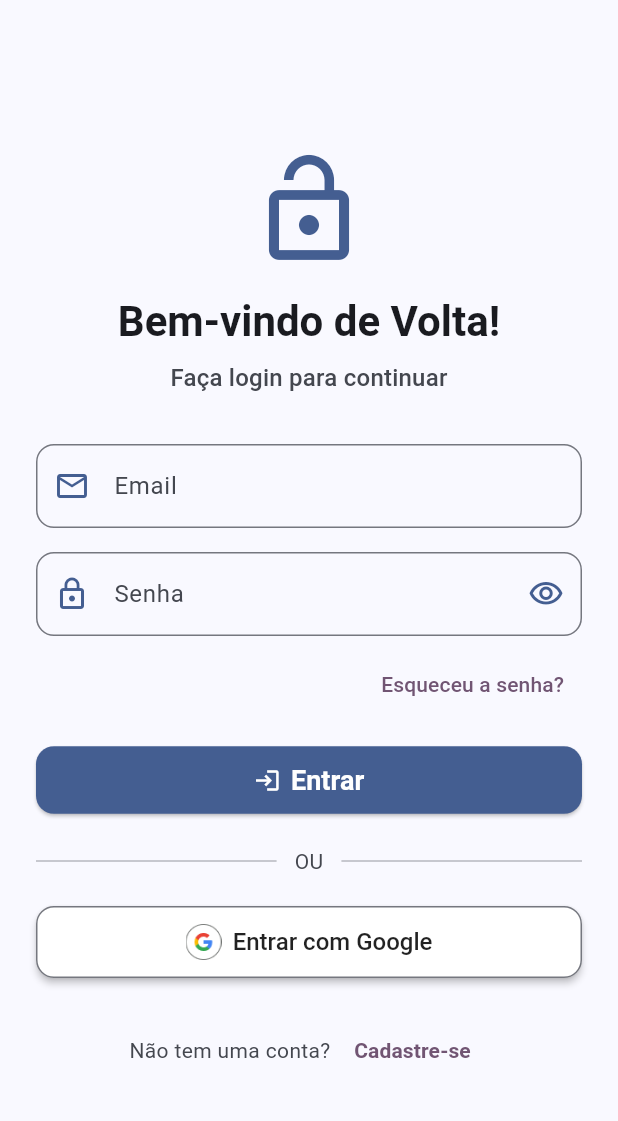
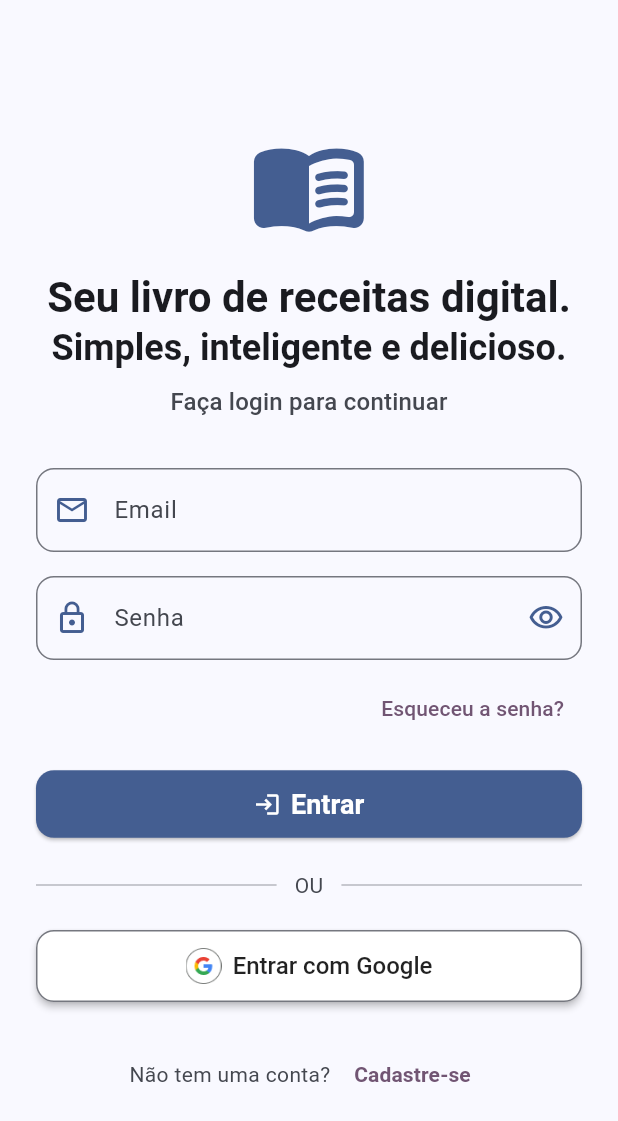
Before and after one commit to luisfelipealves/recipe_bot, a Flutter app: the screen it shows once a user with an empty profile is signed in, after a tap on the "logout" icon, on a phone screen of 412 x 824 dp. Shown: the top 1121 px of the screen. Run offline on Flutter 3.47's test engine with Material 3 defaults, Android fonts, the phone set to English and light mode, and no system bars; our stand-ins replace firebase_auth, firebase_core, google_sign_in; accounts and stored records are empty.

Commit message:
Refactor: Improve login screen UI and add import recipe screen
This commit introduces the following changes:

- **Login Screen:**
    - Updated the icon to `Icons.menu_book_rounded`.
    - Changed the welcome message to "Seu livro de receitas digital."
    - Added a subtitle: "Simples, inteligente e delicioso."

- **Home Screen:**
    - Renamed the app bar title to "Recipe Bot".
    - Added an "Importar Receita" button with an icon in the app bar, which navigates to the new `ImportRecipeScreen`.
    - Ensured action icons and text in the app bar use theme-appropriate colors.
    - Updated the main title to "Meu Livro de Receitas".
    - Removed user display name and email from the body.
    - Removed the floating action button for adding new recipes.

- **New Screen: Import Recipe Screen (`import_recipe_screen.dart`)**
    - Created a new screen for importing recipes.
    - Includes a basic layout with a title and placeholder text.
    - Added a static `routeName` for potential named navigation.

```diff
--- a/lib/screens/home_screen.dart
+++ b/lib/screens/home_screen.dart
@@ -1,37 +1,73 @@
+// lib/screens/home_screen.dart
 import 'package:flutter/material.dart';
 import 'package:firebase_auth/firebase_auth.dart';
-import '../services/auth_service.dart'; // Supondo que seu AuthService tenha o método signOut
-import 'login_screen.dart'; // Para redirecionar ao fazer logout
+import '../services/auth_service.dart';
+import 'login_screen.dart';
+import 'import_recipe_screen.dart';
 
 class HomeScreen extends StatelessWidget {
   const HomeScreen({super.key});
 
   Future<void> _signOut(BuildContext context) async {
     try {
-      await AuthService().signOut(); // Use sua instância de AuthService
+      await AuthService().signOut();
       Navigator.of(context).pushAndRemoveUntil(
         MaterialPageRoute(builder: (context) => const LoginScreen()),
-            (Route<dynamic> route) => false, // Remove todas as rotas anteriores
+            (Route<dynamic> route) => false,
       );
     } catch (e) {
       print("Erro ao fazer logout: $e");
-      // Opcional: Mostrar uma mensagem de erro para o usuário
       ScaffoldMessenger.of(context).showSnackBar(
         SnackBar(content: Text('Erro ao fazer logout: ${e.toString()}')),
       );
     }
   }
 
+  void _navigateToImportRecipeScreen(BuildContext context) {
+    Navigator.of(context).push(
+      MaterialPageRoute(builder: (context) => const ImportRecipeScreen()),
+    );
+    // Ou, se estiver usando rotas nomeadas:
+    // Navigator.of(context).pushNamed(ImportRecipeScreen.routeName);
+  }
+
   @override
   Widget build(BuildContext context) {
     final User? user = FirebaseAuth.instance.currentUser;
+    final ThemeData theme = Theme.of(context);
+    final Color? iconColor = theme.appBarTheme.actionsIconTheme
+        ?.color ??
+        theme.appBarTheme.iconTheme?.color ??
+        theme.primaryIconTheme.color;
+
+    final Color? textColor = theme.textTheme.labelLarge?.color?.withOpacity(1.0) ?? iconColor;
 
     return Scaffold(
       appBar: AppBar(
-        title: const Text('Minhas Receitas'),
+        title: const Text('Recipe Bot'),
         actions: [
+          TextButton.icon(
+            icon: Icon(
+              Icons.add_circle_outline,
+              color: iconColor,
+            ),
+            label: Text(
+              'Importar Receita',
+              style: TextStyle(
+                  color: textColor), // Usa a cor do tema para o texto
+            ),
+            onPressed: () => _navigateToImportRecipeScreen(context),
+            // Removido TextButton.styleFrom para herdar o estilo do tema,
+            // ou você pode definir um style aqui que use cores do tema.
+            // Exemplo para garantir que o foregroundColor também use o tema:
+            style: TextButton.styleFrom(
+              foregroundColor: textColor, // Cor do texto e ícone quando pressionado/hover
+            ),
+          ),
+          // Botão de Logout
           IconButton(
-            icon: const Icon(Icons.logout),
+            icon: Icon(Icons.logout, color: iconColor),
+            // Aplica a mesma lógica de cor
             tooltip: 'Sair',
             onPressed: () => _signOut(context),
           ),
@@ -42,35 +78,12 @@ class HomeScreen extends StatelessWidget {
           mainAxisAlignment: MainAxisAlignment.center,
           children: <Widget>[
             Text(
-              'Bem-vindo(a)!',
+              'Meu Livro de Receitas',
               style: Theme
                   .of(context)
                   .textTheme
                   .headlineSmall,
             ),
-            if (user != null && user.displayName != null &&
-                user.displayName!.isNotEmpty)
-              Padding(
-                padding: const EdgeInsets.only(top: 8.0),
-                child: Text(
-                  user.displayName!,
-                  style: Theme
-                      .of(context)
-                      .textTheme
-                      .titleLarge,
-                ),
-              ),
-            if (user != null && user.email != null)
-              Padding(
-                padding: const EdgeInsets.only(top: 4.0),
-                child: Text(
-                  user.email!,
-                  style: Theme
-                      .of(context)
-                      .textTheme
-                      .bodyMedium,
-                ),
-              ),
             const SizedBox(height: 20),
             const Text(
               'Aqui serão listadas suas receitas cadastradas.',
@@ -80,16 +93,6 @@ class HomeScreen extends StatelessWidget {
           ],
         ),
       ),
-      floatingActionButton: FloatingActionButton(
-        onPressed: () {
-          // TODO: Navegar para a tela de adicionar nova receita
-          ScaffoldMessenger.of(context).showSnackBar(
-            const SnackBar(content: Text('TODO: Adicionar nova receita')),
-          );
-        },
-        tooltip: 'Adicionar Receita',
-        child: const Icon(Icons.add),
-      ),
     );
   }
 }
--- a/lib/screens/login_screen.dart
+++ b/lib/screens/login_screen.dart
@@ -350,15 +350,23 @@ class _LoginScreenState extends State<LoginScreen> {
                 children: <Widget>[
                   // Logo ou Ícone
                   Icon(
-                    Icons.lock_open, // Exemplo de ícone
+                    Icons.menu_book_rounded,
                     size: 80,
                     color: theme.colorScheme.primary,
                   ),
                   const SizedBox(height: 16),
                   Text(
-                    'Bem-vindo de Volta!',
+                    'Seu livro de receitas digital.',
                     textAlign: TextAlign.center,
                     style: theme.textTheme.headlineMedium?.copyWith(
+                      fontWeight: FontWeight.bold,
+                      color: theme.colorScheme.onSurface,
+                    ),
+                  ),
+                  Text(
+                    'Simples, inteligente e delicioso.',
+                    textAlign: TextAlign.center,
+                    style: theme.textTheme.headlineSmall?.copyWith(
                       fontWeight: FontWeight.bold,
                       color: theme.colorScheme.onSurface,
                     ),
```
Also changed, not shown: lib/screens/import_recipe_screen.dart (added, +34 -0 lines).
